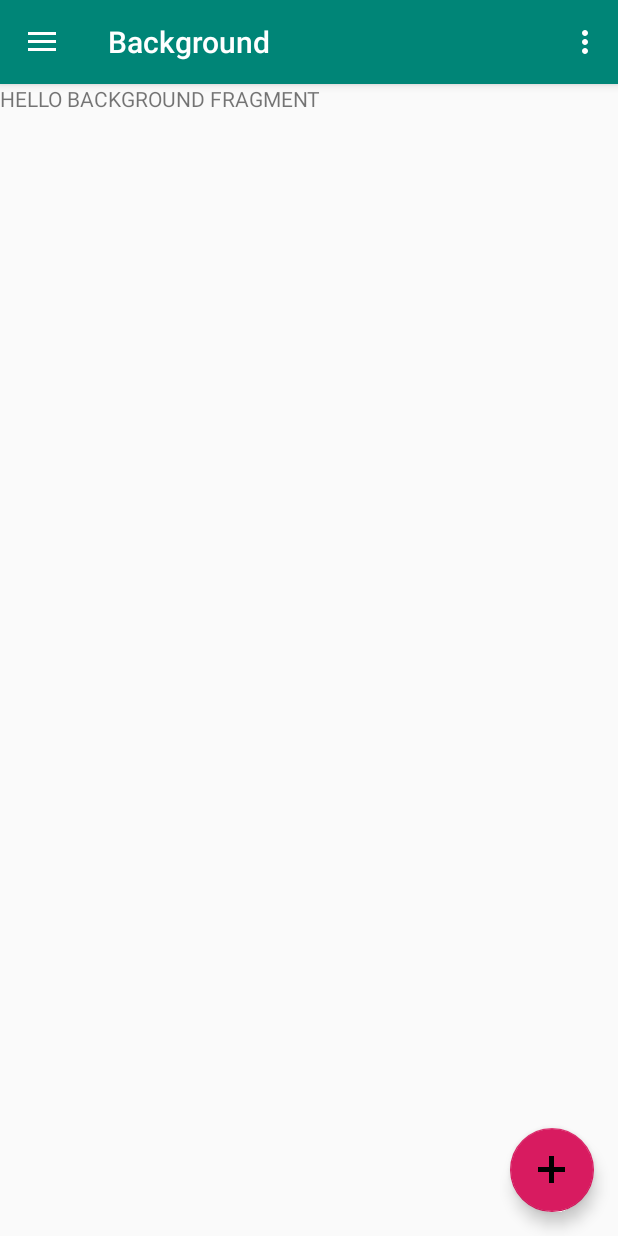
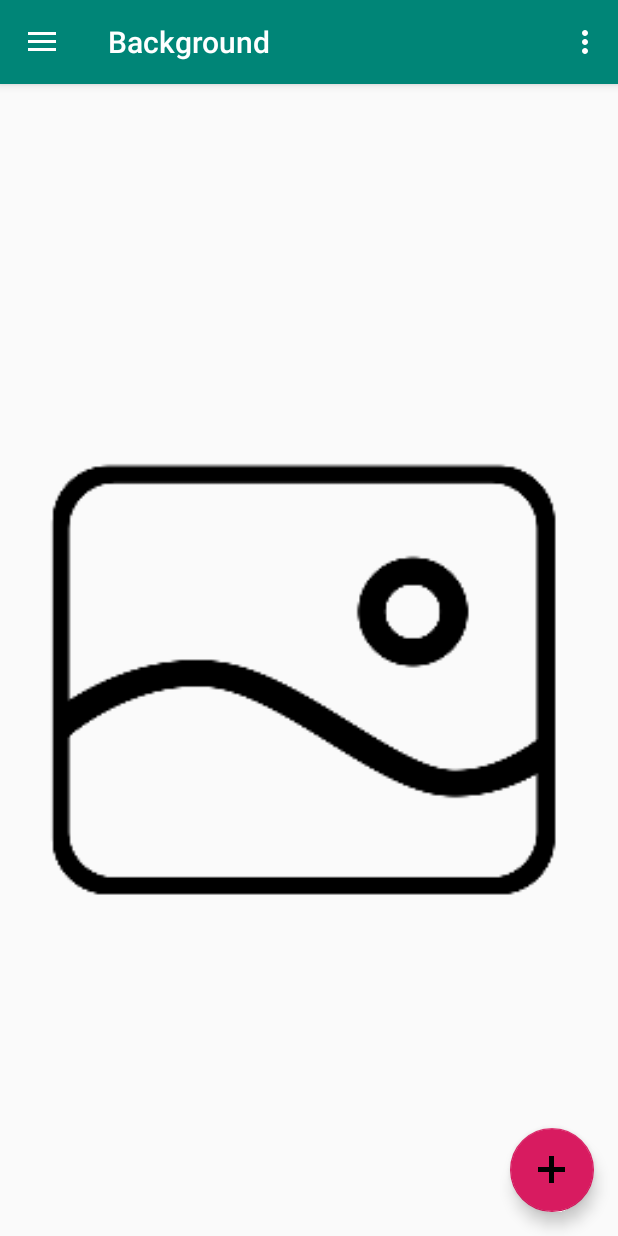
Before and after one commit to Hyesung82/dal-dal, an Android app: the screen it shows after launch (MainActivity), in the side drawer, after a tap on "Background", on a phone screen of 412 x 824 dp. Run offline under Robolectric (Android 15) with nearby library versions, the phone set to English and light mode, and no system bars; our stand-ins replace navigation-ui; pictures from the network do not load.

Commit message:
background

```diff
--- a/DalyeoDalyeok/app/src/main/java/com/example/dalyeodalyeok/ui/BackgroundFragment.java
+++ b/DalyeoDalyeok/app/src/main/java/com/example/dalyeodalyeok/ui/BackgroundFragment.java
@@ -1,8 +1,10 @@
 package com.example.dalyeodalyeok.ui;
 
 import android.content.Context;
+import android.content.Intent;
 import android.net.Uri;
 import android.os.Bundle;
+import androidx.appcompat.app.AppCompatActivity;
 
 import androidx.annotation.NonNull;
 import androidx.fragment.app.Fragment;
@@ -11,13 +13,40 @@ import android.view.LayoutInflater;
 import android.view.View;
 import android.view.ViewGroup;
 
+import android.widget.ImageView;
 import com.example.dalyeodalyeok.R;
 
 public class BackgroundFragment extends Fragment {
+
+    private final int GET_GALLERY_IMAGE = 200;
+    private final int RESULT_OK = -1;
+    private ImageView imageview;
+
     public View onCreateView(@NonNull LayoutInflater inflater,
                              ViewGroup contatiner, Bundle savedInstanceState) {
         View root = inflater.inflate(R.layout.fragment_background, contatiner, false);
 
+        imageview = (ImageView)root.findViewById(R.id.imageView);
+        imageview.setOnClickListener(new View.OnClickListener() {
+            public void onClick(View v) {
+
+                Intent intent = new Intent(Intent.ACTION_PICK);
+                intent. setDataAndType(android.provider.MediaStore.Images.Media.EXTERNAL_CONTENT_URI, "image/*");
+                startActivityForResult(intent, GET_GALLERY_IMAGE);
+            }
+        });
+
         return root;
     }
+
+    @Override
+    public void onActivityResult(int requestCode, int resultCode, Intent data) {
+    if (requestCode == GET_GALLERY_IMAGE && resultCode == RESULT_OK && data != null && data.getData() != null) {
+
+        Uri selectedImageUri = data.getData();
+        imageview.setImageURI(selectedImageUri);
+
+    }
+
 }
+}
--- a/DalyeoDalyeok/app/src/main/res/layout/fragment_background.xml
+++ b/DalyeoDalyeok/app/src/main/res/layout/fragment_background.xml
@@ -8,7 +8,15 @@
     <!-- TODO: Update blank fragment layout -->
     <TextView
         android:layout_width="match_parent"
+        android:layout_height="match_parent" />
+
+    <ImageView
+        android:id="@+id/imageView"
+        android:layout_width="match_parent"
         android:layout_height="match_parent"
-        android:text="HELLO BACKGROUND FRAGMENT" />
+        android:scaleType="fitCenter"
+        android:layout_gravity="center_vertical|center_horizontal"
+        android:src="@drawable/background"/>
+
 
 </FrameLayout>
```
